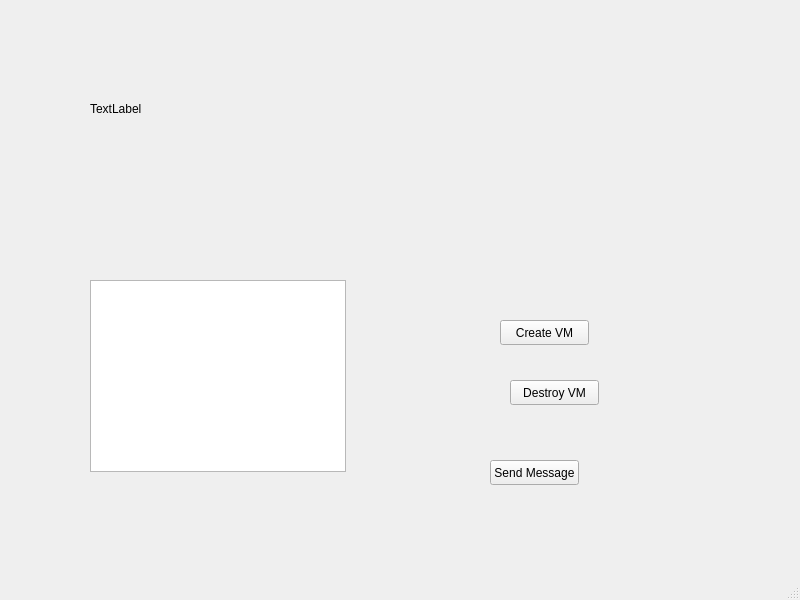
Before: the Qt Designer form vm_hypervisor/VMHypervisorGUI/mainwindow.ui in leroymusa/low-level-stuff, drawn with Qt 5.
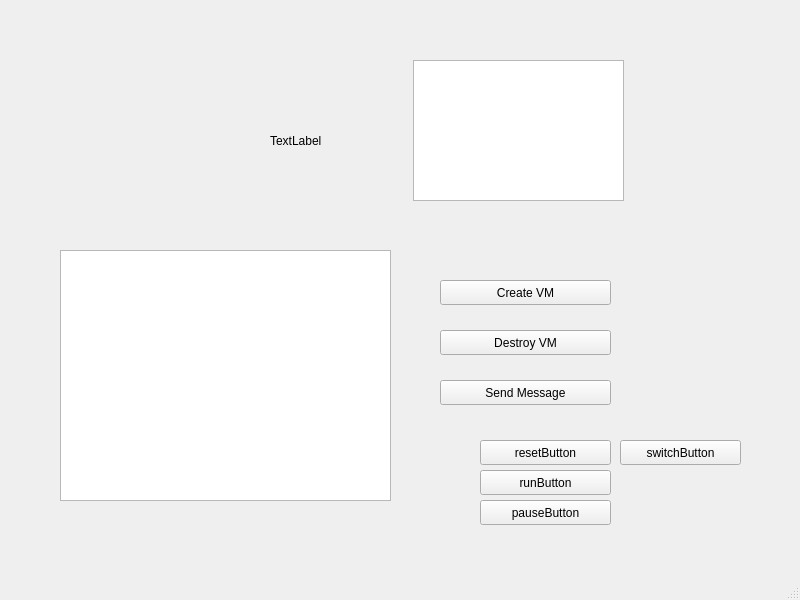
After: the same form once the commit is applied.

Commit message: more functions added; gui more compact

The edit to the form file:
```diff
--- a/vm_hypervisor/VMHypervisorGUI/mainwindow.ui
+++ b/vm_hypervisor/VMHypervisorGUI/mainwindow.ui
@@ -17,10 +17,10 @@
    <widget class="QLabel" name="statusLabel">
     <property name="geometry">
      <rect>
-      <x>90</x>
-      <y>100</y>
-      <width>67</width>
-      <height>17</height>
+      <x>270</x>
+      <y>110</y>
+      <width>111</width>
+      <height>61</height>
      </rect>
     </property>
     <property name="text">
@@ -30,19 +30,19 @@
    <widget class="QTableWidget" name="vmTable">
     <property name="geometry">
      <rect>
-      <x>90</x>
-      <y>280</y>
-      <width>256</width>
-      <height>192</height>
+      <x>60</x>
+      <y>250</y>
+      <width>331</width>
+      <height>251</height>
      </rect>
     </property>
    </widget>
    <widget class="QPushButton" name="createButton">
     <property name="geometry">
      <rect>
-      <x>500</x>
-      <y>320</y>
-      <width>89</width>
+      <x>440</x>
+      <y>280</y>
+      <width>171</width>
       <height>25</height>
      </rect>
     </property>
@@ -53,9 +53,9 @@
    <widget class="QPushButton" name="destroyButton">
     <property name="geometry">
      <rect>
-      <x>510</x>
-      <y>380</y>
-      <width>89</width>
+      <x>440</x>
+      <y>330</y>
+      <width>171</width>
       <height>25</height>
      </rect>
     </property>
@@ -66,9 +66,9 @@
    <widget class="QPushButton" name="messageButton">
     <property name="geometry">
      <rect>
-      <x>490</x>
-      <y>460</y>
-      <width>89</width>
+      <x>440</x>
+      <y>380</y>
+      <width>171</width>
       <height>25</height>
      </rect>
     </property>
@@ -76,6 +76,68 @@
      <string>Send Message</string>
     </property>
    </widget>
+   <widget class="QTextEdit" name="logTextEdit">
+    <property name="geometry">
+     <rect>
+      <x>413</x>
+      <y>60</y>
+      <width>211</width>
+      <height>141</height>
+     </rect>
+    </property>
+   </widget>
+   <widget class="QPushButton" name="runButton">
+    <property name="geometry">
+     <rect>
+      <x>480</x>
+      <y>470</y>
+      <width>131</width>
+      <height>25</height>
+     </rect>
+    </property>
+    <property name="text">
+     <string>runButton</string>
+    </property>
+   </widget>
+   <widget class="QPushButton" name="pauseButton">
+    <property name="geometry">
+     <rect>
+      <x>480</x>
+      <y>500</y>
+      <width>131</width>
+      <height>25</height>
+     </rect>
+    </property>
+    <property name="text">
+     <string>pauseButton</string>
+    </property>
+   </widget>
+   <widget class="QPushButton" name="switchButton">
+    <property name="geometry">
+     <rect>
+      <x>620</x>
+      <y>440</y>
+      <width>121</width>
+      <height>25</height>
+     </rect>
+    </property>
+    <property name="text">
+     <string>switchButton</string>
+    </property>
+   </widget>
+   <widget class="QPushButton" name="resetButton">
+    <property name="geometry">
+     <rect>
+      <x>480</x>
+      <y>440</y>
+      <width>131</width>
+      <height>25</height>
+     </rect>
+    </property>
+    <property name="text">
+     <string>resetButton</string>
+    </property>
+   </widget>
   </widget>
   <widget class="QMenuBar" name="menubar">
    <property name="geometry">
```
The commit also changes 2 other files.
